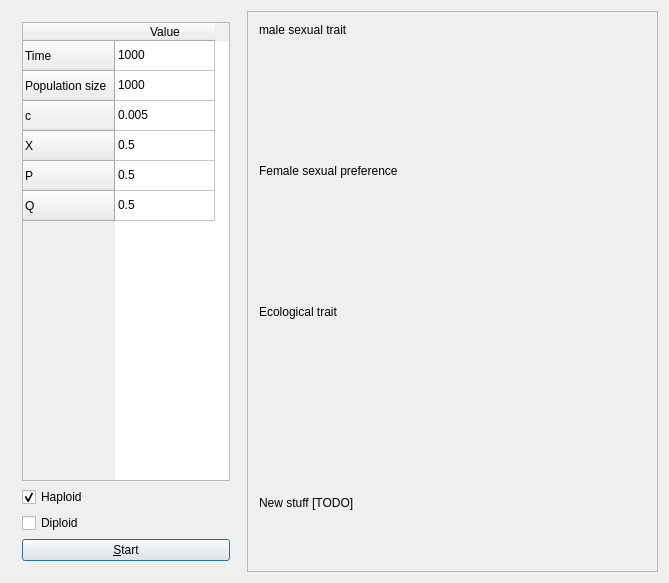
First picture: the form in kewe_qtdialog.ui, repository richelbilderbeek/pbdmms, before the edit.
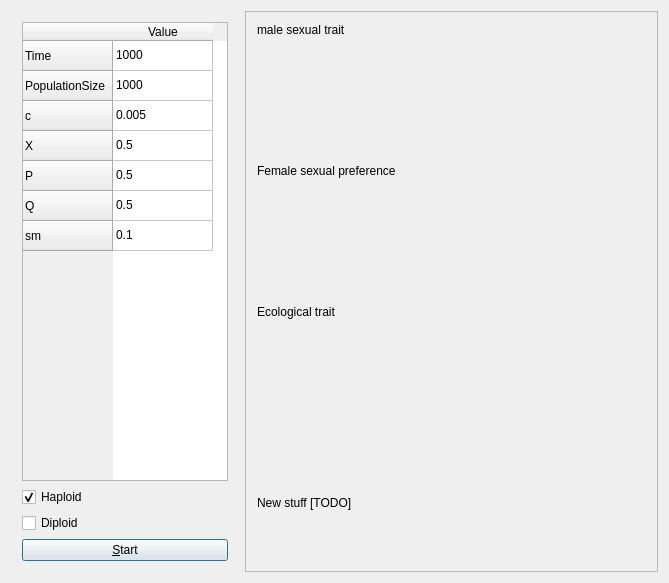
Second picture: the form after the edit. Custom widgets are drawn as their Qt base class.

Diff of the .ui file:
```diff
--- a/kewe_qtdialog.ui
+++ b/kewe_qtdialog.ui
@@ -35,7 +35,7 @@
         </row>
         <row>
          <property name="text">
-          <string>Population size</string>
+          <string>PopulationSize</string>
          </property>
         </row>
         <row>
@@ -58,6 +58,11 @@
           <string>Q</string>
          </property>
         </row>
+        <row>
+         <property name="text">
+          <string>sm</string>
+         </property>
+        </row>
         <column>
          <property name="text">
           <string>Value</string>
@@ -93,6 +98,11 @@
           <string>0.5</string>
          </property>
         </item>
+        <item row="6" column="0">
+         <property name="text">
+          <string>0.1</string>
+         </property>
+        </item>
        </widget>
       </item>
       <item>
@@ -135,8 +145,8 @@
        <rect>
         <x>0</x>
         <y>0</y>
-        <width>415</width>
-        <height>561</height>
+        <width>422</width>
+        <height>563</height>
        </rect>
       </property>
       <layout class="QVBoxLayout" name="verticalLayout_3">
```
